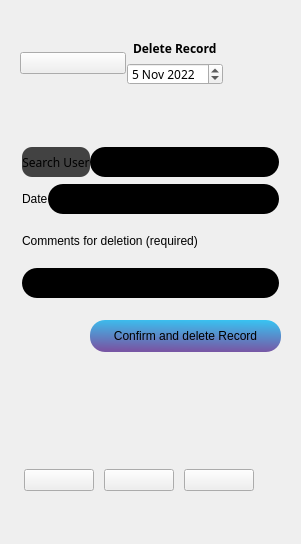
Before: the Qt Designer form MyCovidRecord/deletevaccinerecord.ui in gagabon501/cs106-2, drawn with Qt 5.
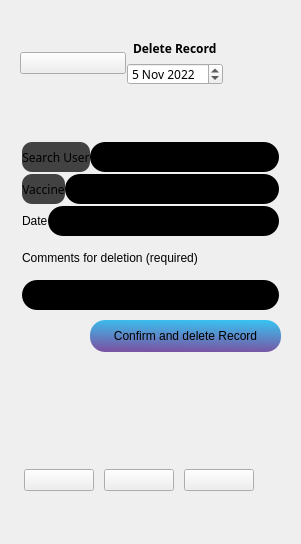
After: the same form once the commit is applied. Icons and pictures are not drawn.

Commit message: a few smaller edits here

Patch:
```diff
--- a/MyCovidRecord/deletevaccinerecord.ui
+++ b/MyCovidRecord/deletevaccinerecord.ui
@@ -133,7 +133,7 @@
       <x>20</x>
       <y>140</y>
       <width>261</width>
-      <height>181</height>
+      <height>185</height>
      </rect>
     </property>
     <layout class="QVBoxLayout" name="verticalLayout_3">
@@ -153,7 +153,7 @@
       <number>12</number>
      </property>
      <item>
-      <layout class="QHBoxLayout" name="horizontalLayout_5">
+      <layout class="QHBoxLayout" name="horizontalLayout_6">
        <item>
         <widget class="QPushButton" name="searchUser">
          <property name="sizePolicy">
@@ -180,6 +180,53 @@
          </property>
          <property name="text">
           <string>Search User</string>
+         </property>
+        </widget>
+       </item>
+       <item>
+        <widget class="QLineEdit" name="searchUserForm_2">
+         <property name="maximumSize">
+          <size>
+           <width>16777215</width>
+           <height>30</height>
+          </size>
+         </property>
+         <property name="styleSheet">
+          <string notr="true">border-radius: 15px;
+background-color: #000;</string>
+         </property>
+        </widget>
+       </item>
+      </layout>
+     </item>
+     <item>
+      <layout class="QHBoxLayout" name="horizontalLayout_5">
+       <item>
+        <widget class="QPushButton" name="searchUser_2">
+         <property name="sizePolicy">
+          <sizepolicy hsizetype="Preferred" vsizetype="Preferred">
+           <horstretch>0</horstretch>
+           <verstretch>0</verstretch>
+          </sizepolicy>
+         </property>
+         <property name="maximumSize">
+          <size>
+           <width>16777215</width>
+           <height>30</height>
+          </size>
+         </property>
+         <property name="font">
+          <font>
+           <family>Raleway</family>
+          </font>
+         </property>
+         <property name="styleSheet">
+          <string notr="true">border-radius: 10px;
+background-color: rgb(66, 66, 66);
+</string>
+         </property>
+         <property name="text">
+          <string>Vaccine</string>
          </property>
         </widget>
        </item>
```
The commit also changes 3 other files.
